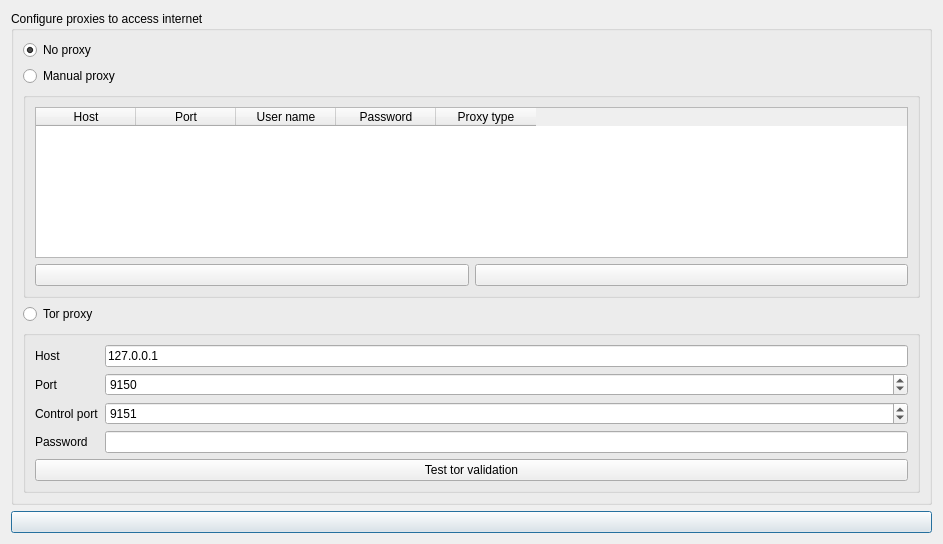
Before: the Qt Designer form ui/proxy_settings.ui in stereomatchingkiss/QImageScraper, drawn with Qt 5.
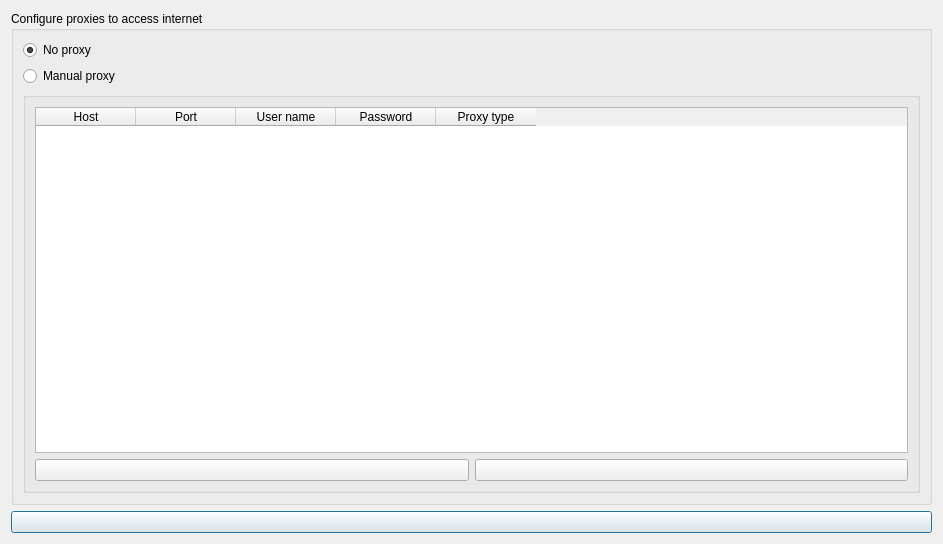
After: the same form once the commit is applied. Icons and pictures are not drawn.

Commit message: remove support of Tor proxy because use it to scrape image would abuse Tor

```diff
--- a/ui/proxy_settings.ui
+++ b/ui/proxy_settings.ui
@@ -108,87 +108,6 @@
         </layout>
        </widget>
       </item>
-      <item row="3" column="0">
-       <widget class="QRadioButton" name="radioButtonTorProxy">
-        <property name="text">
-         <string>Tor proxy</string>
-        </property>
-       </widget>
-      </item>
-      <item row="4" column="0">
-       <widget class="QGroupBox" name="groupBoxTorProxy">
-        <property name="title">
-         <string/>
-        </property>
-        <layout class="QGridLayout" name="gridLayout_2">
-         <item row="0" column="0">
-          <widget class="QLabel" name="label">
-           <property name="text">
-            <string>Host</string>
-           </property>
-          </widget>
-         </item>
-         <item row="0" column="1">
-          <widget class="QLineEdit" name="lineEditTorHost">
-           <property name="text">
-            <string>127.0.0.1</string>
-           </property>
-          </widget>
-         </item>
-         <item row="4" column="0" colspan="2">
-          <widget class="QPushButton" name="pushButtonTestTorValidation">
-           <property name="text">
-            <string>Test tor validation</string>
-           </property>
-          </widget>
-         </item>
-         <item row="2" column="1">
-          <widget class="QSpinBox" name="spinBoxTorControlPort">
-           <property name="maximum">
-            <number>65535</number>
-           </property>
-           <property name="value">
-            <number>9151</number>
-           </property>
-          </widget>
-         </item>
-         <item row="3" column="1">
-          <widget class="QLineEdit" name="lineEditTorPassword"/>
-         </item>
-         <item row="2" column="0">
-          <widget class="QLabel" name="label_2">
-           <property name="text">
-            <string>Control port</string>
-           </property>
-          </widget>
-         </item>
-         <item row="3" column="0">
-          <widget class="QLabel" name="label_3">
-           <property name="text">
-            <string>Password</string>
-           </property>
-          </widget>
-         </item>
-         <item row="1" column="0">
-          <widget class="QLabel" name="label_4">
-           <property name="text">
-            <string>Port</string>
-           </property>
-          </widget>
-         </item>
-         <item row="1" column="1">
-          <widget class="QSpinBox" name="spinBoxTorPort">
-           <property name="maximum">
-            <number>65535</number>
-           </property>
-           <property name="value">
-            <number>9150</number>
-           </property>
-          </widget>
-         </item>
-        </layout>
-       </widget>
-      </item>
      </layout>
     </widget>
    </item>
```
The commit also changes 9 other files.
